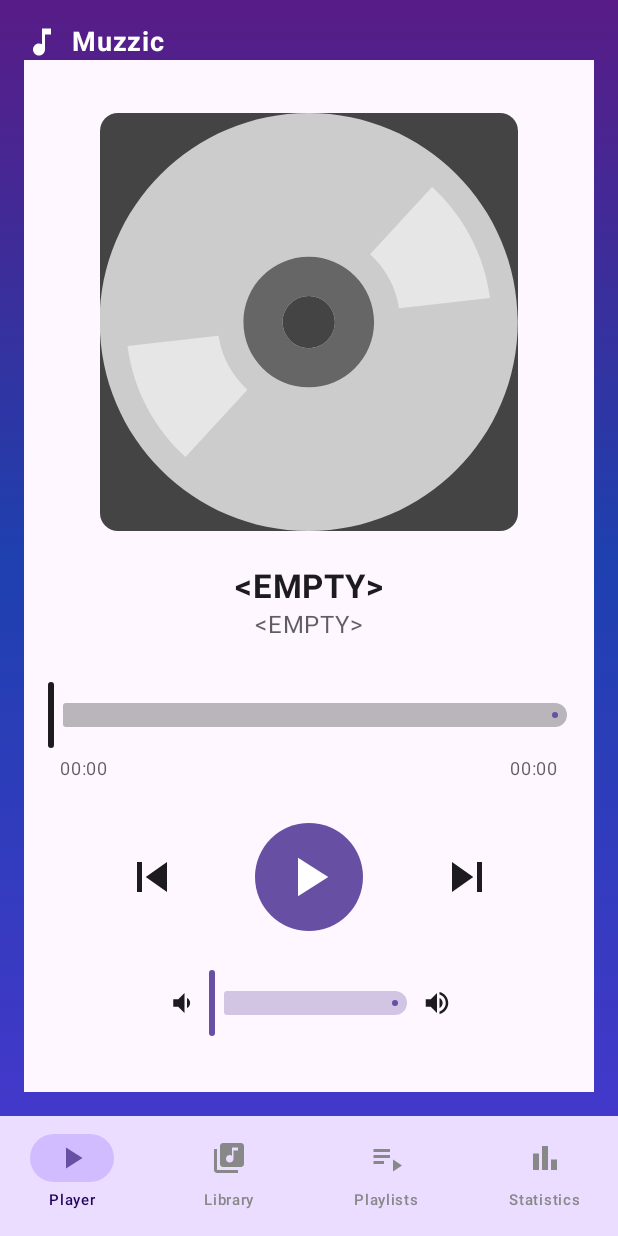
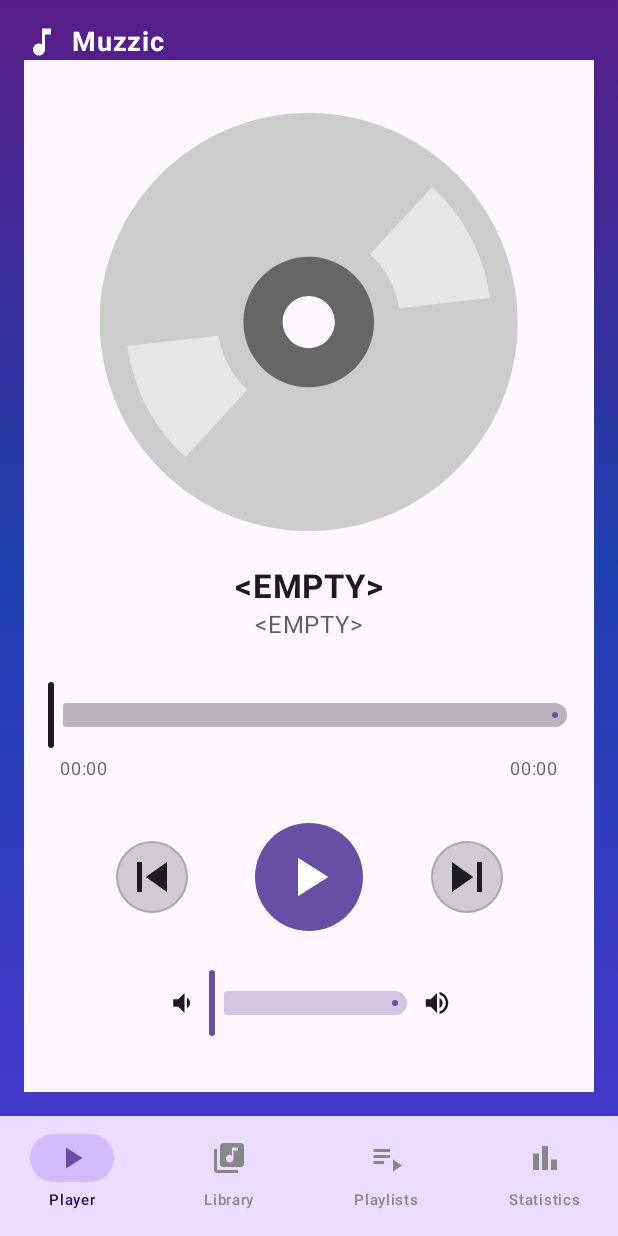
Before and after one commit to codezifer/work, an Android app built with Jetpack Compose: the screen it shows after launch (MainActivity), on a phone screen of 412 x 824 dp. Run offline under Robolectric (Android 15) with nearby library versions, the phone set to English and light mode, and no system bars; our stand-ins replace Room's generated code; libraries missing offline, so code that uses them is left out: com.mpatric.mp3agic; 1 statement that could not run was skipped.

Commit message:
muzzic: some refactoring

```diff
--- a/Muzzic/app/src/main/java/de/carsten/android/muzzic/ui/screens/PlayerScreen.kt
+++ b/Muzzic/app/src/main/java/de/carsten/android/muzzic/ui/screens/PlayerScreen.kt
@@ -82,7 +82,6 @@ fun PlayerScreenContent(
     onProgressChanged: (Float) -> Unit,
 ) {
     val appName = stringResource(R.string.app_name)
-    val volume = stringResource(R.string.volume)
 
     AppTheme {
         Box(
@@ -133,18 +132,7 @@ fun PlayerScreenContent(
 
                 // Context
                 PlayerScreenContext(
-                    albumArtPainter =
-                        rememberAsyncImagePainter(
-                            model =
-                                ImageRequest
-                                    .Builder(LocalContext.current)
-                                    .data(
-                                        extractAlbumArt(
-                                            LocalContext.current,
-                                            currentSong?.filePath ?: "",
-                                        ),
-                                    ).build(),
-                        ),
+                    albumArtPath = currentSong?.albumArt,
                     songTitle = currentSong?.title,
                     artistName = currentSong?.artist,
                     isPlaying = isPlaying,
--- a/Muzzic/app/src/main/java/de/carsten/android/muzzic/ui/screens/PlayerScreenContext.kt
+++ b/Muzzic/app/src/main/java/de/carsten/android/muzzic/ui/screens/PlayerScreenContext.kt
@@ -1,25 +1,23 @@
 package de.carsten.android.muzzic.ui.screens
 
-import androidx.compose.foundation.Image
+import androidx.compose.foundation.BorderStroke
 import androidx.compose.foundation.background
+import androidx.compose.foundation.border
 import androidx.compose.foundation.layout.Arrangement
 import androidx.compose.foundation.layout.Column
 import androidx.compose.foundation.layout.Row
 import androidx.compose.foundation.layout.Spacer
-import androidx.compose.foundation.layout.aspectRatio
 import androidx.compose.foundation.layout.fillMaxSize
 import androidx.compose.foundation.layout.fillMaxWidth
 import androidx.compose.foundation.layout.height
 import androidx.compose.foundation.layout.padding
 import androidx.compose.foundation.layout.size
 import androidx.compose.foundation.shape.CircleShape
-import androidx.compose.foundation.shape.RoundedCornerShape
 import androidx.compose.material.icons.Icons
 import androidx.compose.material.icons.filled.Pause
 import androidx.compose.material.icons.filled.PlayArrow
 import androidx.compose.material.icons.filled.SkipNext
 import androidx.compose.material.icons.filled.SkipPrevious
-import androidx.compose.material3.CircularProgressIndicator
 import androidx.compose.material3.Icon
 import androidx.compose.material3.IconButton
 import androidx.compose.material3.MaterialTheme
@@ -29,20 +27,13 @@ import androidx.compose.material3.Text
 import androidx.compose.runtime.Composable
 import androidx.compose.ui.Alignment
 import androidx.compose.ui.Modifier
-import androidx.compose.ui.draw.clip
-import androidx.compose.ui.graphics.Color
-import androidx.compose.ui.graphics.painter.Painter
-import androidx.compose.ui.layout.ContentScale
-import androidx.compose.ui.res.painterResource
 import androidx.compose.ui.text.font.FontWeight
 import androidx.compose.ui.text.style.TextOverflow
 import androidx.compose.ui.tooling.preview.Preview
 import androidx.compose.ui.unit.dp
 import androidx.compose.ui.unit.sp
-import coil.compose.AsyncImage
-import coil.compose.AsyncImagePainter
-import coil.compose.rememberAsyncImagePainter
-import de.carsten.android.muzzic.R
+import de.carsten.android.muzzic.ui.PREVIEW_DARK_MODE
+import de.carsten.android.muzzic.ui.screens.controls.AlbumArtControl
 import de.carsten.android.muzzic.ui.screens.controls.VolumeControl
 import de.carsten.android.muzzic.ui.theme.AppTheme
 import de.carsten.android.muzzic.ui.utils.formatDuration
@@ -50,7 +41,7 @@ import de.carsten.android.muzzic.utils.uiEmpty
 
 @Composable
 fun PlayerScreenContext(
-    albumArtPainter: Painter,
+    albumArtPath: String?,
     songTitle: String?,
     artistName: String?,
     isPlaying: Boolean,
@@ -62,70 +53,7 @@ fun PlayerScreenContext(
     onProgressChanged: (Float) -> Unit, // Callback for when user scrubs the progress bar
 ) {
     AppTheme {
-        val discResource = painterResource(R.drawable.disc)
-        val imageModifier =
-            Modifier
-                .fillMaxWidth(0.8f)
-                .aspectRatio(1f)
-                .clip(RoundedCornerShape(12.dp))
-                .background(Color.DarkGray)
-
         val textColor = MaterialTheme.colorScheme.onSurface
-
-        val getDiscImage = @Composable {
-            Image(
-                painter = discResource,
-                contentDescription = "On Error or Empty state, disc image",
-                modifier = imageModifier,
-                contentScale = ContentScale.Crop,
-            )
-        }
-        val getStateImage = @Composable {
-            when (albumArtPainter) {
-                is AsyncImagePainter -> {
-                    when (albumArtPainter.state) {
-                        is AsyncImagePainter.State.Loading -> {
-                            CircularProgressIndicator(
-                                modifier =
-                                    Modifier
-                                        .fillMaxWidth(0.8f)
-                                        .aspectRatio(1f)
-                                        .clip(RoundedCornerShape(100)),
-                                color = MaterialTheme.colorScheme.primary,
-                                strokeWidth = 22.dp,
-                            )
-                        }
-
-                        is AsyncImagePainter.State.Empty,
-                        is AsyncImagePainter.State.Error,
-                        -> {
-                            getDiscImage()
-                        }
-
-                        is AsyncImagePainter.State.Success -> {
-                            AsyncImage(
-                                model = albumArtPainter,
-                                contentDescription = "Album Art",
-                                modifier =
-                                    Modifier
-                                        .fillMaxWidth(0.8f)
-                                        .aspectRatio(1.0f)
-                                        .clip(RoundedCornerShape(12.dp))
-                                        .background(Color.DarkGray),
-                                contentScale = ContentScale.Crop,
-                                placeholder = discResource,
-                                error = discResource,
-                            )
-                        }
-                    }
-                }
-
-                else -> {
-                    getDiscImage()
-                }
-            }
-        }
-
         val leftDuration: String = formatDuration((duration * progress).toLong())
         val rightDuration: String = formatDuration((duration - (duration * progress)).toLong())
 
@@ -139,7 +67,7 @@ fun PlayerScreenContext(
             verticalArrangement = Arrangement.Center,
         ) {
             // Album Cover
-            getStateImage()
+            AlbumArtControl(albumArtPath)
             Spacer(modifier = Modifier.height(24.dp))
 
             // Song Info
@@ -206,8 +134,22 @@ fun PlayerScreenContext(
                 horizontalArrangement = Arrangement.SpaceEvenly,
                 verticalAlignment = Alignment.CenterVertically,
             ) {
+                val circularButtonModifier = Modifier
+                    .size(40.dp)
+                    .border(
+                        width = 1.dp,
+                        color = MaterialTheme.colorScheme.onSurface.copy(alpha = 0.2f),
+                        shape = CircleShape,
+                    )
+                    .background(
+                        color = MaterialTheme.colorScheme.onSurface.copy(alpha = 0.2f),
+                        shape = CircleShape
+                    )
                 // prev-button
-                IconButton(onClick = onPreviousClicked) {
+                IconButton(
+                    onClick = onPreviousClicked,
+                    modifier = circularButtonModifier,
+                ) {
                     Icon(
                         imageVector = Icons.Filled.SkipPrevious,
                         contentDescription = "Previous Track",
@@ -236,7 +178,10 @@ fun PlayerScreenContext(
                 }
 
                 // next-button
-                IconButton(onClick = onNextClicked) {
+                IconButton(
+                    onClick = onNextClicked,
+                    modifier = circularButtonModifier,
+                ) {
                     Icon(
                         imageVector = Icons.Filled.SkipNext,
                         contentDescription = "Next Track",
@@ -256,17 +201,14 @@ fun PlayerScreenContext(
 
 @Composable
 @Preview
-@Preview(uiMode = android.content.res.Configuration.UI_MODE_NIGHT_YES)
+@Preview(uiMode = PREVIEW_DARK_MODE, name = "PlayerScreenPreview_Playing_Dark")
 fun PlayerScreenPreview_Playing() {
     // In a real app, you'd get this from a ViewModel or Coil/Glide
     // For preview, using a placeholder icon if you don't have R.drawable.album_art_placeholder
-    val albumArtPainter =
-        painterResource(id = R.drawable.disc) // Replace with your actual placeholder
-
     MaterialTheme {
         // Ensure MaterialTheme is applied for default styles
         PlayerScreenContext(
-            albumArtPainter = albumArtPainter,
+            albumArtPath = null,
             songTitle = "The Greatest Show",
             artistName = "Panic! At The Disco",
             isPlaying = true,
@@ -282,13 +224,11 @@ fun PlayerScreenPreview_Playing() {
 
 @Composable
 @Preview
-@Preview(uiMode = android.content.res.Configuration.UI_MODE_NIGHT_YES)
+@Preview(uiMode = PREVIEW_DARK_MODE, name = "PlayerScreenPreview_Paused_Dark")
 fun PlayerScreenPreview_Paused() {
-    val albumArtPainter = painterResource(id = R.drawable.disc)
-
     MaterialTheme {
         PlayerScreenContext(
-            albumArtPainter = albumArtPainter,
+            albumArtPath = null,
             songTitle = "Bohemian Rhapsody (Remastered 2011)",
             artistName = "Queen",
             isPlaying = false,
@@ -301,29 +241,3 @@ fun PlayerScreenPreview_Paused() {
         )
     }
 }
-
-@Composable
-@Preview
-@Preview(uiMode = android.content.res.Configuration.UI_MODE_NIGHT_YES)
-fun PlayerScreenPreview_Loading() {
-    val loadingPainter =
-        rememberAsyncImagePainter(
-            model = null,
-            onState = { AsyncImagePainter.State.Loading(null) },
-        )
-
-    MaterialTheme {
-        PlayerScreenContext(
-            albumArtPainter = loadingPainter,
-            songTitle = "Bohemian Rhapsody (Remastered 2011)",
-            artistName = "Queen",
-            isPlaying = false,
-            progress = 0.15f,
-            duration = 225000,
-            onPlayPauseClicked = {},
-            onNextClicked = {},
-            onPreviousClicked = {},
-            onProgressChanged = {},
-        )
-    }
-}
--- /dev/null
+++ b/Muzzic/app/src/main/java/de/carsten/android/muzzic/ui/screens/controls/AlbumArtControl.kt
@@ -0,0 +1,114 @@
+package de.carsten.android.muzzic.ui.screens.controls
+
+import androidx.compose.foundation.Image
+import androidx.compose.foundation.background
+import androidx.compose.foundation.layout.aspectRatio
+import androidx.compose.foundation.layout.fillMaxWidth
+import androidx.compose.foundation.shape.RoundedCornerShape
+import androidx.compose.material.icons.Icons
+import androidx.compose.material.icons.filled.DiscFull
+import androidx.compose.material.icons.filled.Error
+import androidx.compose.material3.CircularProgressIndicator
+import androidx.compose.material3.MaterialTheme
+import androidx.compose.runtime.Composable
+import androidx.compose.ui.Modifier
+import androidx.compose.ui.draw.clip
+import androidx.compose.ui.graphics.painter.Painter
+import androidx.compose.ui.graphics.vector.rememberVectorPainter
+import androidx.compose.ui.layout.ContentScale
+import androidx.compose.ui.platform.LocalContext
+import androidx.compose.ui.res.painterResource
+import androidx.compose.ui.tooling.preview.Preview
+import androidx.compose.ui.unit.dp
+import coil.compose.AsyncImage
+import coil.compose.AsyncImagePainter
+import coil.compose.rememberAsyncImagePainter
+import coil.request.ImageRequest
+import de.carsten.android.muzzic.R
+import de.carsten.android.muzzic.ui.PREVIEW_DARK_MODE
+import de.carsten.android.muzzic.ui.theme.AppTheme
+import de.carsten.android.muzzic.utils.extractAlbumArt
+
+@Composable
+fun AlbumArtControl(albumArtPath: String? = null) {
+    AppTheme {
+        AlbumArtContent(
+            albumArtPainter = if (albumArtPath == null) null else rememberAsyncImagePainter(
+                model = ImageRequest
+                    .Builder(LocalContext.current)
+                    .data(
+                        extractAlbumArt(
+                            context = LocalContext.current,
+                            audioFilePath = albumArtPath,
+                        ),
+                    ).build(),
+            )
+        )
+    }
+}
+
+@Composable
+private fun AlbumArtContent(albumArtPainter: Painter? = null) {
+    when (albumArtPainter) {
+        is AsyncImagePainter -> HandleAsyncImagePainter(albumArtPainter)
+        else -> FallbackPainter()
+    }
+}
+
+@Composable
+private fun HandleAsyncImagePainter(asyncImagePainter: AsyncImagePainter) {
+    when (asyncImagePainter.state) {
+        is AsyncImagePainter.State.Loading -> {
+            CircularProgressIndicator(
+                color = MaterialTheme.colorScheme.primary,
+                strokeWidth = 22.dp,
+                modifier = Modifier
+                    .fillMaxWidth(0.8f)
+                    .aspectRatio(1f)
+                    .clip(RoundedCornerShape(100)),
+
+                )
+        }
+
+        is AsyncImagePainter.State.Empty,
+        is AsyncImagePainter.State.Error -> {
+            FallbackPainter()
+        }
+
+        is AsyncImagePainter.State.Success -> {
+            AsyncImage(
+                model = asyncImagePainter,
+                contentDescription = "Album Art",
+                contentScale = ContentScale.Crop,
+                placeholder = rememberVectorPainter(Icons.Default.DiscFull),
+                error = rememberVectorPainter(Icons.Default.Error),
+                modifier = Modifier
+                    .fillMaxWidth(0.8f)
+                    .aspectRatio(1.0f)
+                    .clip(RoundedCornerShape(12.dp))
+                    .background(MaterialTheme.colorScheme.background),
+            )
+        }
+    }
+}
+
+@Composable
+private fun FallbackPainter() {
+    Image(
+        painter = painterResource(R.drawable.disc),
+        contentDescription = "Empty or error state fallback",
+        contentScale = ContentScale.Crop,
+        modifier = Modifier
+            .fillMaxWidth(0.8f)
+            .aspectRatio(1.0f)
+            .clip(RoundedCornerShape(12.dp))
+            .background(MaterialTheme.colorScheme.background)
+    )
+}
+
+@Composable
+@Preview
+@Preview(uiMode = PREVIEW_DARK_MODE, name = "AlbumArtControlPreview_Dark")
+fun AlbumArtControlPreview() {
+    AlbumArtControl()
+}
--- a/Muzzic/app/src/main/java/de/carsten/android/muzzic/ui/screens/grids/AlbumGrid.kt
+++ b/Muzzic/app/src/main/java/de/carsten/android/muzzic/ui/screens/grids/AlbumGrid.kt
@@ -31,7 +31,7 @@ fun AlbumGridContent(albums: List<AlbumDto>) {
         horizontalArrangement = Arrangement.spacedBy(16.dp),
     ) {
         items(albums) { album ->
-            AlbumCard(album)
+            AlbumCard(album, grid = true)
         }
     }
 }
--- a/Muzzic/app/src/main/java/de/carsten/android/muzzic/ui/utils/helper.kt
+++ b/Muzzic/app/src/main/java/de/carsten/android/muzzic/ui/utils/helper.kt
@@ -1,4 +1,10 @@
 package de.carsten.android.muzzic.ui.utils
+
+import androidx.compose.runtime.Composable
+import androidx.compose.ui.platform.LocalContext
+import coil.compose.rememberAsyncImagePainter
+import coil.request.ImageRequest
+import de.carsten.android.muzzic.utils.extractAlbumArt
 
 const val EMPTY = "<EMPTY>"
 
```
Also changed, not shown: Muzzic/app/src/main/java/de/carsten/android/muzzic/ui/screens/cards/AlbumCard.kt (+15 -3 lines).
